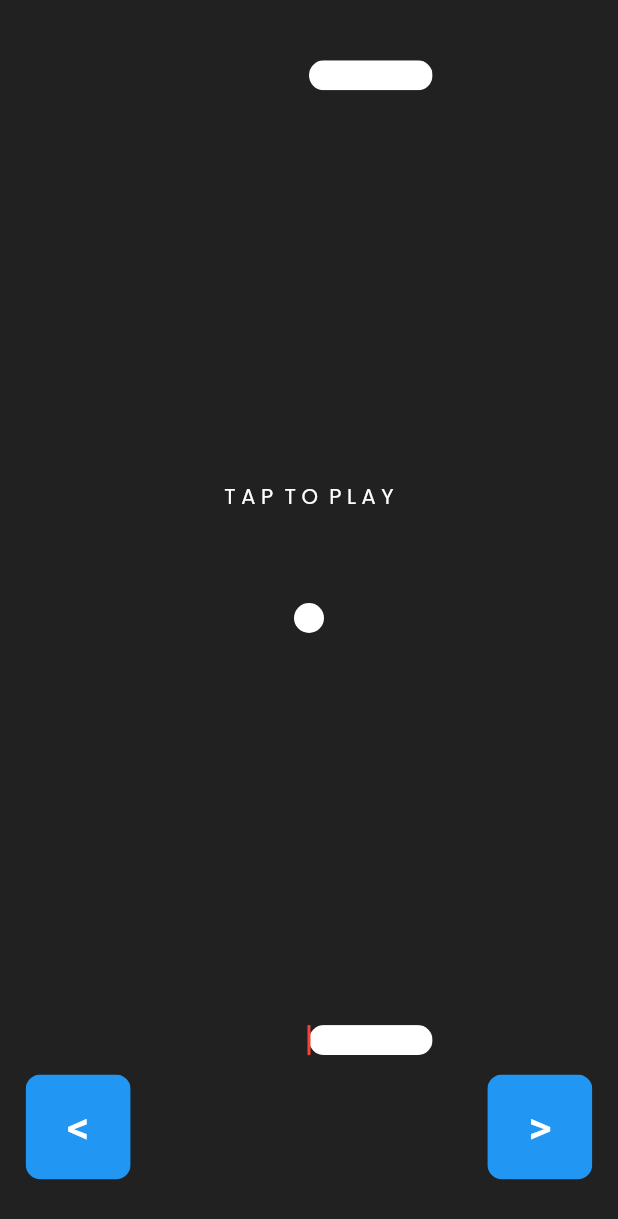
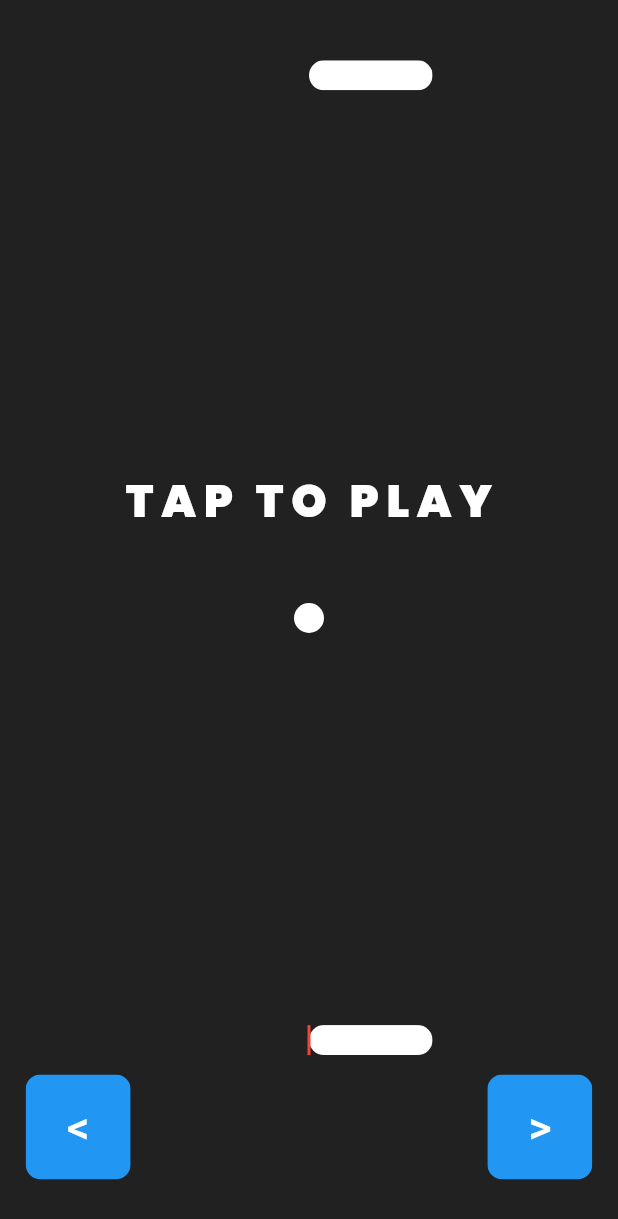
Before and after one commit to rianjanuarian/Project-PlayStore, a Flutter app: the HomePage screen opened directly, on a phone screen of 412 x 824 dp. Shown: the top 1219 px of the screen. Run offline on Flutter 3.47's test engine with Material 2 defaults, Android fonts, the phone set to English and light mode, and no system bars; our stand-ins replace get, google_fonts.

Commit message:
added fonts

```diff
--- a/ping_pong_big_ding_dong/lib/game_main/coverscreen.dart
+++ b/ping_pong_big_ding_dong/lib/game_main/coverscreen.dart
@@ -13,8 +13,9 @@ class CoverScreen extends StatelessWidget {
     return Container(
       alignment: Alignment(0, -0.2),
       child: Text(
-        gameHasStarted ? '' : "T A P  T O  P L A Y",
-        style: GoogleFonts.poppins(color: Colors.white),
+        gameHasStarted ? '' : "T A P   T O   P L A Y",
+        style:
+            TextStyle(fontFamily: 'Poppins', color: Colors.white, fontSize: 30),
       ),
     );
   }
```
Also changed, not shown: ping_pong_big_ding_dong/pubspec.yaml (+6 -6 lines), ping_pong_big_ding_dong/assets/Poppins-Black.ttf (added).
